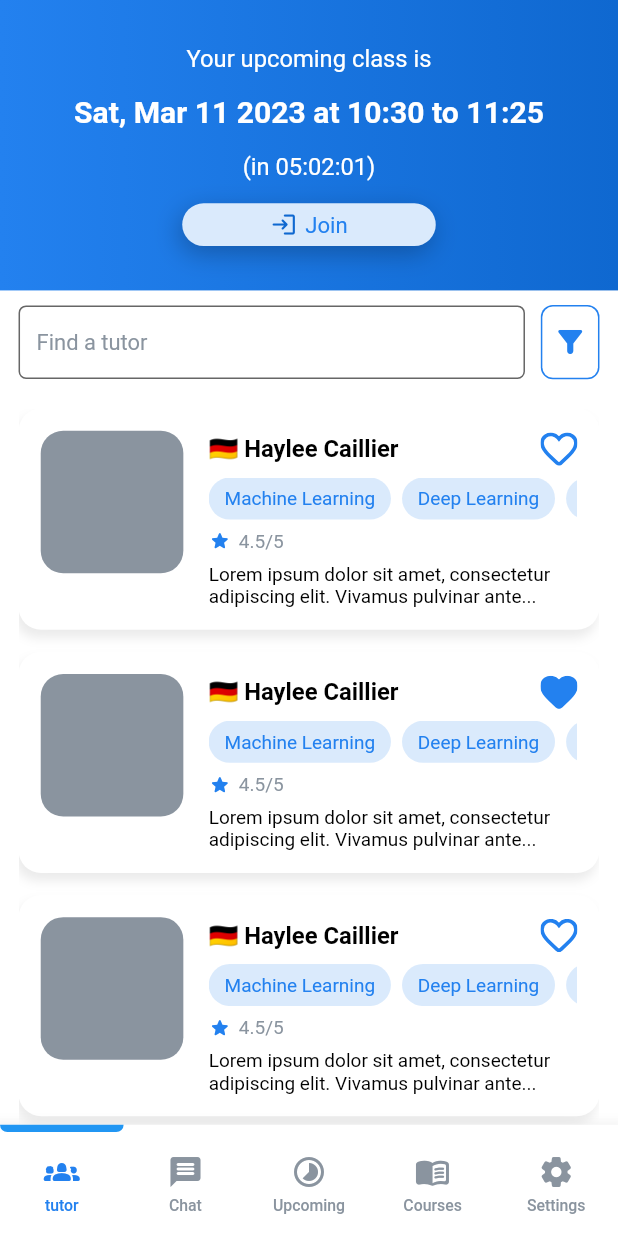
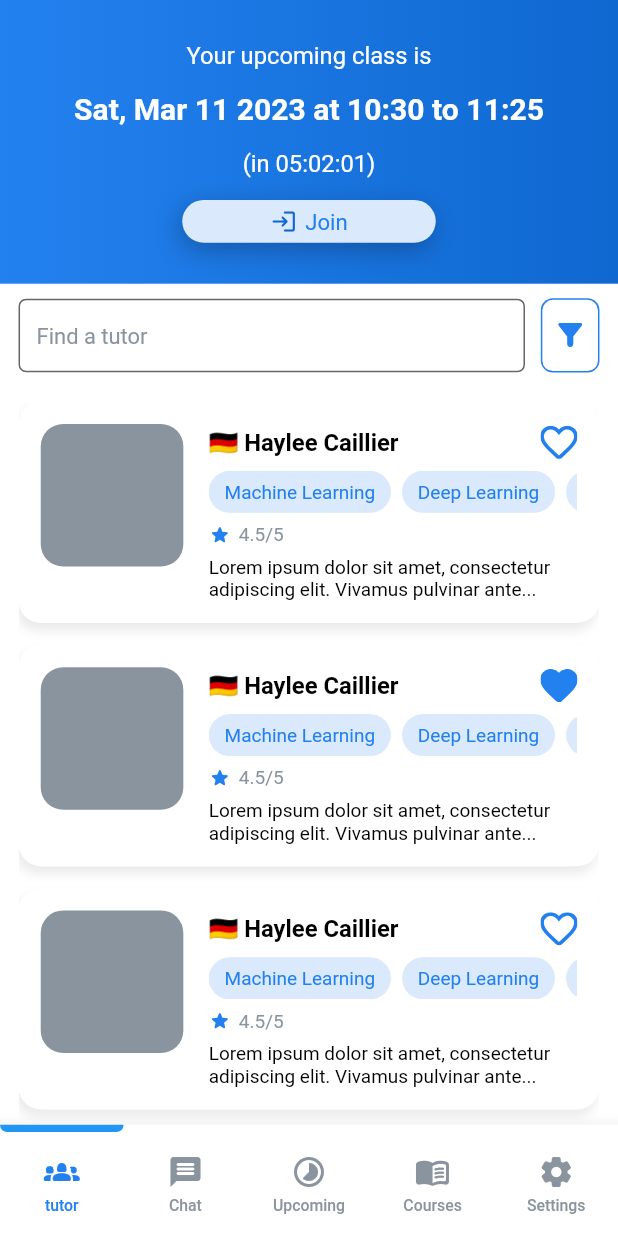
Before and after one commit to coderof19clc7/MobileApplicationProgrammingAdvance, a Flutter app: the MainScreen screen opened by its route, on a phone screen of 412 x 824 dp. Run offline on Flutter 3.47's test engine with Material 2 defaults, Android fonts, the phone set to English and light mode, and no system bars; our stand-ins replace flutter_svg, page_transition; missing offline and left inert: syncfusion_flutter_pdfviewer; network calls fail.

Commit message:
add navigate to some screens

```diff
--- a/lib/configs/app_configs/app_router.dart
+++ b/lib/configs/app_configs/app_router.dart
@@ -8,6 +8,7 @@ import 'package:one_one_learn/presentations/screens/lesson_information/lesson_in
 import 'package:one_one_learn/presentations/screens/login/login_screen.dart';
 import 'package:one_one_learn/presentations/screens/main_screen/main_screen.dart';
 import 'package:one_one_learn/presentations/screens/on_boarding/on_boarding_screen.dart';
+import 'package:one_one_learn/presentations/screens/profile/profile_screen.dart';
 import 'package:one_one_learn/presentations/screens/sign_up/sign_up_screen.dart';
 import 'package:one_one_learn/presentations/screens/tutor_information/tutor_information_screen.dart';
 import 'package:page_transition/page_transition.dart';
@@ -116,6 +117,12 @@ class AppRouter {
           type: PageTransitionType.rightToLeft,
           alignment: Alignment.center,
         );
+      case RouteNames.profile:
+        return PageTransition(
+          child: const ProfileScreen(), // navigate to main and change index of visible tab index to 4 with index is 1
+          type: PageTransitionType.rightToLeft,
+          alignment: Alignment.center,
+        );
       default:
         return _errRoute();
     }
--- a/lib/l10n/intl_vi.arb
+++ b/lib/l10n/intl_vi.arb
@@ -75,7 +75,7 @@
   "profile": "Hồ sơ",
   "changePassword": "Thay đổi mật khẩu",
   "tutoring": "Giảng dạy",
-  "becomeATutor": "Đăng kí làm Yasuo",
+  "becomeATutor": "Đăng kí làm giảng viên",
   "app": "Ứng dụng",
   "theme": "Chủ đề",
   "signOut": "Đăng xuất",
--- a/lib/presentations/screens/lesson_history/lesson_history_page.dart
+++ b/lib/presentations/screens/lesson_history/lesson_history_page.dart
@@ -2,6 +2,7 @@ import 'dart:math';
 
 import 'package:flutter/material.dart';
 import 'package:one_one_learn/configs/constants/dimens.dart';
+import 'package:one_one_learn/configs/constants/route_names.dart';
 import 'package:one_one_learn/generated/l10n.dart';
 import 'package:one_one_learn/presentations/screens/lesson_history/widgets/lesson_history_card.dart';
 import 'package:one_one_learn/presentations/widgets/app_bar/simple_app_bar.dart';
@@ -59,7 +60,9 @@ class LessonHistoryPage extends StatelessWidget {
                     lessonDateFormat: 'EEE, MMM d, yyyy',
                     lessonDurationFormat: 'HH:mm',
                     isMarked: index.isEven,
-                    onButtonTap: () {},
+                    onButtonTap: () {
+                      Navigator.pushNamed(context, RouteNames.lessonInformation);
+                    },
                     buttonLabel: S.current.more,
                     crossAxisAlignment: CrossAxisAlignment.center,
                     margin: EdgeInsets.only(
--- a/lib/presentations/screens/main_screen/main_screen.dart
+++ b/lib/presentations/screens/main_screen/main_screen.dart
@@ -1,6 +1,6 @@
 import 'package:flutter/material.dart';
 import 'package:one_one_learn/presentations/screens/main_screen/pages/courses/courses_page.dart';
-import 'package:one_one_learn/presentations/screens/main_screen/pages/setting/setting_page.dart';
+import 'package:one_one_learn/presentations/screens/main_screen/pages/settings/settings_page.dart';
 import 'package:one_one_learn/presentations/screens/main_screen/pages/tutors/tutors_page.dart';
 import 'package:one_one_learn/presentations/screens/main_screen/pages/upcoming_classes/upcoming_classes_page.dart';
 import 'package:one_one_learn/presentations/screens/main_screen/widgets/bottom_nav_bar.dart';
@@ -20,7 +20,7 @@ class _MainScreenState extends State<MainScreen> {
     Center(child: Text('This is Chat screen')),
     UpcomingClassesPage(),
     CoursesPage(key: PageStorageKey('CoursesPage')),
-    SettingPage(),
+    SettingsPage(),
   ];
 
   final pageController = PageController();
--- a/lib/presentations/screens/main_screen/pages/tutors/tutors_page.dart
+++ b/lib/presentations/screens/main_screen/pages/tutors/tutors_page.dart
@@ -39,10 +39,7 @@ class _TutorsPageState extends State<TutorsPage>
         UIHelper.hideKeyboard(context);
       },
       child: Scaffold(
-        body: Container(
-          padding: EdgeInsets.only(
-            top: Dimens.getTopSafeAreaHeight(context),
-          ),
+        body: SizedBox(
           width: Dimens.getScreenWidth(context),
           height: Dimens.getScreenHeight(context),
           child: Column(
--- a/lib/presentations/screens/main_screen/pages/tutors/widgets/upcoming_class_banner.dart
+++ b/lib/presentations/screens/main_screen/pages/tutors/widgets/upcoming_class_banner.dart
@@ -36,8 +36,10 @@ class UpcomingClassBanner extends StatelessWidget {
       decoration: BoxDecoration(
         gradient: AppColors.primaryGradient,
       ),
-      padding: EdgeInsets.symmetric(
-        vertical: Dimens.getProportionalScreenWidth(context, 28),
+      padding: EdgeInsets.only(
+        top: Dimens.getTopSafeAreaHeight(context)
+            + Dimens.getProportionalScreenHeight(context, 28),
+        bottom: Dimens.getProportionalScreenHeight(context, 28),
       ),
       width: width,
       child: Column(
--- a/lib/presentations/screens/main_screen/pages/upcoming_classes/widgets/total_lesson_time_banner.dart
+++ b/lib/presentations/screens/main_screen/pages/upcoming_classes/widgets/total_lesson_time_banner.dart
@@ -25,8 +25,10 @@ class TotalLessonTimeBanner extends StatelessWidget {
       decoration: BoxDecoration(
         gradient: AppColors.primaryGradient,
       ),
-      padding: EdgeInsets.symmetric(
-        vertical: Dimens.getProportionalScreenWidth(context, 28),
+      padding: EdgeInsets.only(
+        top: Dimens.getTopSafeAreaHeight(context)
+            + Dimens.getProportionalScreenHeight(context, 28),
+        bottom: Dimens.getProportionalScreenHeight(context, 28),
       ),
       width: width,
       child: Column(
--- a/lib/presentations/screens/profile/widgets/profile_edit_mode_widget.dart
+++ b/lib/presentations/screens/profile/widgets/profile_edit_mode_widget.dart
@@ -91,6 +91,7 @@ class ProfileEditModeWidget extends StatelessWidget {
           ),
           const EmptyProportionalSpace(height: 20),
           SkillCurrentWidget(title: S.current.learningInterests),
+
         ],
       ),
     );
```
Also changed, not shown: lib/presentations/screens/main_screen/pages/courses/courses_page.dart (+6 -1 lines), lib/presentations/screens/main_screen/pages/settings/settings_page.dart (renamed from lib/presentations/screens/main_screen/pages/setting/setting_page.dart, +13 -8 lines), lib/presentations/screens/main_screen/pages/upcoming_classes/upcoming_classes_page.dart (+5 -5 lines), lib/presentations/screens/profile/profile_page.dart (+16 -6 lines), lib/generated/intl/messages_vi.dart, lib/presentations/screens/main_screen/pages/settings/widgets/icon_text_icon.dart (renamed from lib/presentations/screens/main_screen/pages/setting/widgets/icon_text_icon.dart), lib/presentations/screens/main_screen/pages/settings/widgets/info_current.dart (renamed from lib/presentations/screens/main_screen/pages/setting/widgets/info_current.dart).
